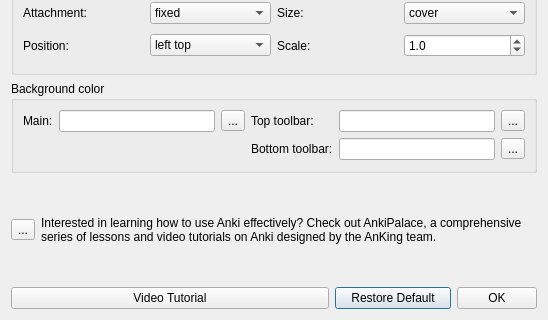
The window that settings_dialog.ui (AnKing-VIP/Custom-background-image-and-gear-icon) describes before a commit, drawn with Qt 5; both pictures show x 0 to 548 and y 281 to 601 of the 548 by 601 pixel window.
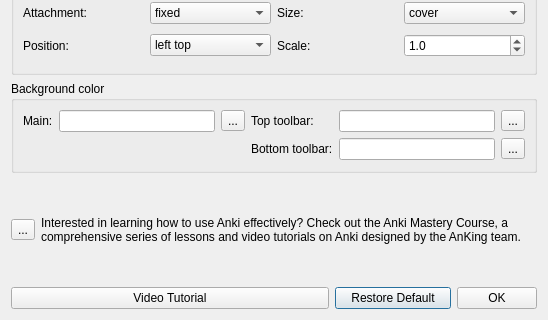
The same window after the commit. Icons and pictures are not drawn.

Commit message: Replace Anki Palace

```diff
--- a/settings_dialog.ui
+++ b/settings_dialog.ui
@@ -517,7 +517,7 @@
         </size>
        </property>
        <property name="text">
-        <string>Interested in learning how to use Anki effectively? Check out AnkiPalace, a comprehensive series of lessons and video tutorials on Anki designed by the AnKing team.</string>
+        <string>Interested in learning how to use Anki effectively? Check out the Anki Mastery Course, a comprehensive series of lessons and video tutorials on Anki designed by the AnKing team.</string>
        </property>
        <property name="wordWrap">
         <bool>true</bool>
```
Left out of the diff: 4 changed lines with no effect on the pictures. The commit also changes 4 other files.
